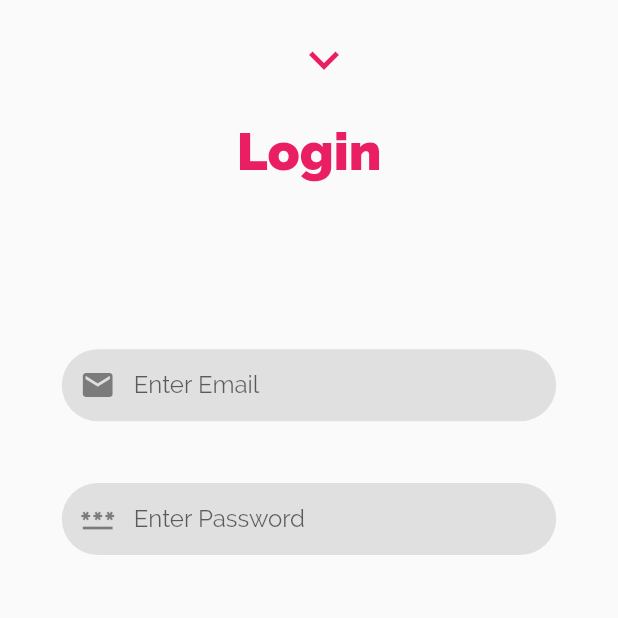
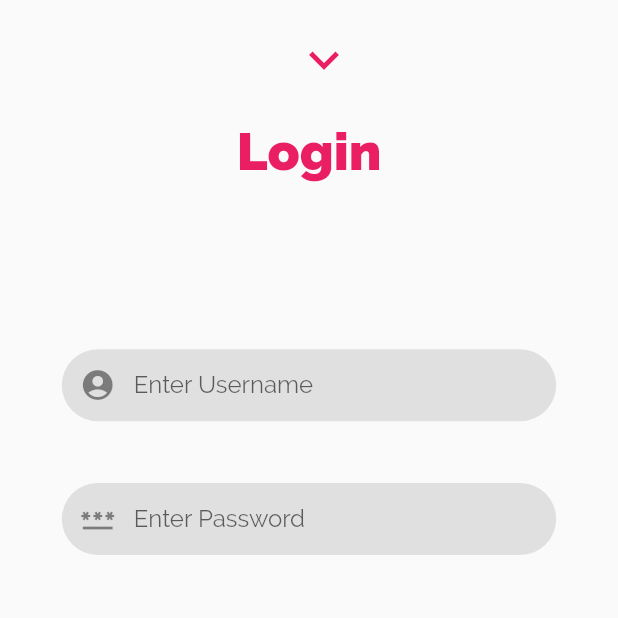
Before and after one commit to Nipun-Dew/Drama-Review-App, a Flutter app: the AuthScreen screen opened directly, after a tap on "Login", on a phone screen of 412 x 824 dp, the top half of it. Run offline on Flutter 3.47's test engine with Material 2 defaults, Android fonts, the phone set to English and light mode, and no system bars; our stand-ins replace carousel_slider, flutter_rating_bar, youtube_player_flutter; network calls fail.

Commit message:
login func in auth_provider.dart

```diff
--- a/lib/providers/auth_provider.dart
+++ b/lib/providers/auth_provider.dart
@@ -22,4 +22,17 @@ class Auth with ChangeNotifier {
         ), headers: {"content-type" : "application/json"});
     print(json.decode(responce.body));
   }
+
+  Future<void> login(String username, String password) async {
+    var url = Uri.parse("https://sl-cinema.herokuapp.com/login");
+    var responce = await http.post(url,
+        body: json.encode(
+          {
+            "username": username,
+            "password": password,
+          },
+        ), headers: {"content-type" : "application/json"});
+    token = json.decode(responce.body)['jwt'];
+    print(token);
+  }
 }
--- a/lib/screens/auth_screen.dart
+++ b/lib/screens/auth_screen.dart
@@ -28,14 +28,15 @@ class _AuthScreenState extends State<AuthScreen> {
     authData['uname'] = unameController.text;
 
     if(isLoginState) {
-      // TODO
+      await Provider.of<Auth>(context, listen: false).login(authData['uname']!, authData['password']!);
     } else {
       await Provider.of<Auth>(context, listen: false).signup(authData['uname']!, authData['email']!, authData['password']!);
     }
-
-    emailController.clear();
-    passwordController.clear();
-    unameController.clear();
+    setState(() {
+      emailController.clear();
+      passwordController.clear();
+      unameController.clear();
+    });
   }
 
   @override
@@ -72,7 +73,7 @@ class _AuthScreenState extends State<AuthScreen> {
                     SizedBox(
                       height: phoneWidth * 0.17,
                     ),
-                    !isLoginState ? Center(
+                    Center(
                       child: Container(
                         width: phoneWidth * 0.8,
                         margin: EdgeInsets.all(
@@ -100,8 +101,8 @@ class _AuthScreenState extends State<AuthScreen> {
                               labelText: "Enter Username"),
                         ),
                       ),
-                    ) : SizedBox(),
-                    Center(
+                    ),
+                    !isLoginState ? Center(
                       child: Container(
                         width: phoneWidth * 0.8,
                         margin: EdgeInsets.all(
@@ -129,7 +130,7 @@ class _AuthScreenState extends State<AuthScreen> {
                               labelText: "Enter Email"),
                         ),
                       ),
-                    ),
+                    ) : SizedBox(),
                     Center(
                       child: Container(
                         width: phoneWidth * 0.8,
```
